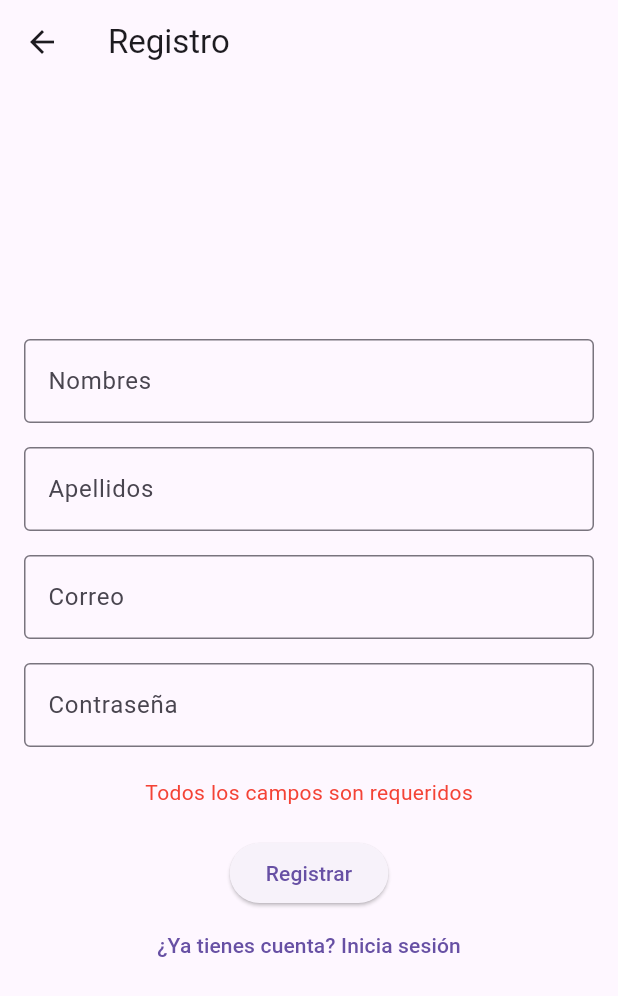
After one commit to JoselynD26/Front-Sistema, a Flutter app: the RegisterScreen screen opened directly, after a tap on "Registrar", on a phone screen of 412 x 824 dp. The commit adds this screen. Shown: the top 996 px of the screen. Run offline on Flutter 3.47's test engine with Material 3 defaults, Android fonts, the phone set to English and light mode, and no system bars; our stand-ins replace flutter_secure_storage; accounts and stored records are empty; network calls fail.

Commit message:
view register y sede

```diff
--- /dev/null
+++ b/lib/screens/register_screen.dart
@@ -0,0 +1,117 @@
+import 'package:flutter/material.dart';
+import '../services/api_service.dart';
+import 'login_screen.dart';
+
+class RegisterScreen extends StatefulWidget {
+  const RegisterScreen({super.key});
+
+  @override
+  _RegisterScreenState createState() => _RegisterScreenState();
+}
+
+class _RegisterScreenState extends State<RegisterScreen> {
+  final _nombresController = TextEditingController();
+  final _apellidosController = TextEditingController();
+  final _correoController = TextEditingController();
+  final _contrasenaController = TextEditingController();
+  final _apiService = ApiService();
+  bool cargando = false;
+  String? error;
+
+  Future<void> _register() async {
+    if (_nombresController.text.trim().isEmpty ||
+        _apellidosController.text.trim().isEmpty ||
+        _correoController.text.trim().isEmpty ||
+        _contrasenaController.text.trim().isEmpty) {
+      setState(() => error = "Todos los campos son requeridos");
+      return;
+    }
+
+    setState(() {
+      cargando = true;
+      error = null;
+    });
+
+    final success = await _apiService.register(
+      _correoController.text.trim(),
+      _contrasenaController.text.trim(),
+      _nombresController.text.trim(),
+      _apellidosController.text.trim(),
+    );
+
+    setState(() => cargando = false);
+
+    if (success) {
+      Navigator.pushReplacement(
+        context,
+        MaterialPageRoute(builder: (context) => LoginScreen()),
+      );
+    } else {
+      setState(() => error = "Error al registrar. Intenta nuevamente.");
+    }
+  }
+
+  @override
+  Widget build(BuildContext context) {
+    return Scaffold(
+      appBar: AppBar(title: const Text("Registro")),
+      body: Padding(
+        padding: const EdgeInsets.all(16.0),
+        child: Column(
+          mainAxisAlignment: MainAxisAlignment.center,
+          children: [
+            TextField(
+              controller: _nombresController,
+              decoration: const InputDecoration(
+                labelText: "Nombres",
+                border: OutlineInputBorder(),
+              ),
+            ),
+            const SizedBox(height: 16),
+            TextField(
+              controller: _apellidosController,
+              decoration: const InputDecoration(
+                labelText: "Apellidos",
+                border: OutlineInputBorder(),
+              ),
+            ),
+            const SizedBox(height: 16),
+            TextField(
+              controller: _correoController,
+              decoration: const InputDecoration(
+                labelText: "Correo",
+                border: OutlineInputBorder(),
+              ),
+              keyboardType: TextInputType.emailAddress,
+            ),
+            const SizedBox(height: 16),
+            TextField(
+              controller: _contrasenaController,
+              decoration: const InputDecoration(
+                labelText: "Contraseña",
+                border: OutlineInputBorder(),
+              ),
+              obscureText: true,
+            ),
+            const SizedBox(height: 20),
+            if (cargando) const CircularProgressIndicator(),
+            if (error != null)
+              Text(error!, style: const TextStyle(color: Colors.red)),
+            const SizedBox(height: 20),
+            ElevatedButton(
+              onPressed: cargando ? null : _register,
+              child: const Text("Registrar"),
+            ),
+            TextButton(
+              onPressed: () => Navigator.pushReplacement(
+                context,
+                MaterialPageRoute(builder: (context) => LoginScreen()),
+              ),
+              child: const Text("¿Ya tienes cuenta? Inicia sesión"),
+            ),
+          ],
+        ),
+      ),
+    );
+  }
+}
--- a/lib/services/auth_service.dart
+++ b/lib/services/auth_service.dart
@@ -6,11 +6,11 @@ class AuthService {
   final String baseUrl = "http://10.0.2.2:8000"; // usa tu IP si pruebas en físico
   final storage = const FlutterSecureStorage();
 
-  Future<bool> login(String correo, String clave) async {
+  Future<bool> login(String correo, String contrasena) async {
     final response = await http.post(
       Uri.parse("$baseUrl/login/"),
       headers: {"Content-Type": "application/json"},
-      body: jsonEncode({"correo": correo, "clave": clave}),
+      body: jsonEncode({"correo": correo, "contrasena": contrasena}),
     );
 
     if (response.statusCode == 200) {
```
Also changed, not shown: lib/screens/form_sede_screen.dart (added, +73 -0 lines), lib/screens/login_screen.dart (+12 -4 lines), lib/screens/sede_screen.dart (+17 -0 lines), lib/services/api_service.dart (+48 -8 lines), pubspec.lock.
